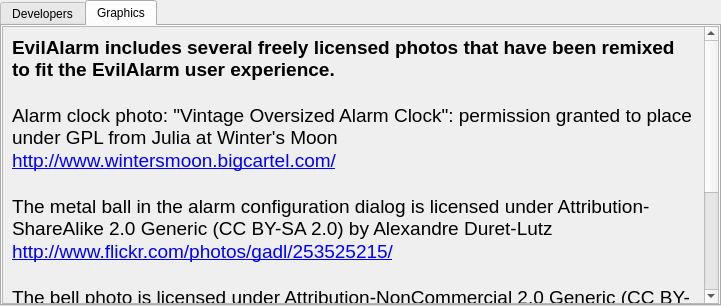
The window that Wakedo/about.ui (cpulvermacher/EvilAlarm) describes before a commit, drawn with Qt 5.
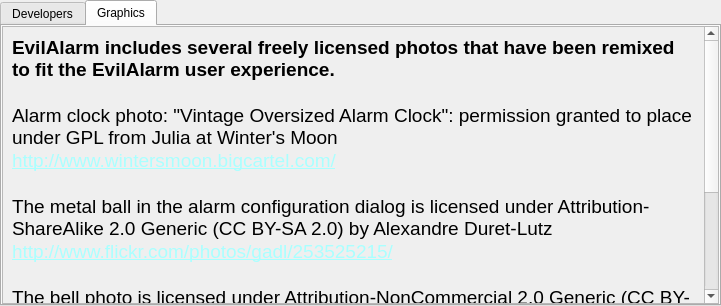
The same window after the commit. The open tabs and pages were chosen to show the change.

Commit message: tweak visuals of about and settings dialogs

```diff
--- a/Wakedo/about.ui
+++ b/Wakedo/about.ui
@@ -13,6 +13,10 @@
   <property name="windowTitle">
    <string>About EvilAlarm</string>
   </property>
+  <property name="styleSheet">
+   <string notr="true">QWidget#About,QTabWidget,\nQScrollArea,QScrollArea&gt;QWidget{background:qlineargradient(spread:pad, x1:1, y1:0, x2:1, y2:1, stop:0 #4b4f59, stop:0.35 #232323, stop:1 #232323);
+color:#aaa; }#tab{background-color:#111;}#tab_2{background-color:#111;}#scrollAreaWidgetContents_3{background-color:#111;}#scrollAreaWidgetContents_2{background-color:#111;}</string>
+  </property>
   <layout class="QVBoxLayout" name="verticalLayout">
    <property name="margin">
     <number>0</number>
@@ -82,6 +86,9 @@
       </layout>
      </widget>
      <widget class="QWidget" name="tab_2">
+      <property name="styleSheet">
+       <string notr="true"/>
+      </property>
       <attribute name="title">
        <string>Graphics</string>
       </attribute>
@@ -114,17 +121,17 @@
 &lt;p style=&quot; margin-top:0px; margin-bottom:0px; margin-left:0px; margin-right:0px; -qt-block-indent:0; text-indent:0px;&quot;&gt;&lt;span style=&quot; font-size:14pt; font-weight:600;&quot;&gt;EvilAlarm includes several freely licensed photos that have been remixed to fit the EvilAlarm user experience.&lt;/span&gt;&lt;/p&gt;
 &lt;p style=&quot;-qt-paragraph-type:empty; margin-top:0px; margin-bottom:0px; margin-left:0px; margin-right:0px; -qt-block-indent:0; text-indent:0px; font-size:14pt;&quot;&gt;&lt;/p&gt;
 &lt;p style=&quot; margin-top:0px; margin-bottom:0px; margin-left:0px; margin-right:0px; -qt-block-indent:0; text-indent:0px;&quot;&gt;&lt;span style=&quot; font-size:14pt;&quot;&gt;Alarm clock photo: &amp;quot;Vintage Oversized Alarm Clock&amp;quot;: permission granted to place under GPL from Julia at Winter's Moon&lt;/span&gt;&lt;/p&gt;
-&lt;p style=&quot; margin-top:0px; margin-bottom:0px; margin-left:0px; margin-right:0px; -qt-block-indent:0; text-indent:0px;&quot;&gt;&lt;a href=&quot;http://www.wintersmoon.bigcartel.com/product/vintage-oversized-alarm-clock&quot;&gt;&lt;span style=&quot; font-size:14pt; text-decoration: underline; color:#0000ff;&quot;&gt;http://www.wintersmoon.bigcartel.com/&lt;/span&gt;&lt;/a&gt;&lt;/p&gt;
-&lt;p style=&quot;-qt-paragraph-type:empty; margin-top:0px; margin-bottom:0px; margin-left:0px; margin-right:0px; -qt-block-indent:0; text-indent:0px; font-size:14pt;&quot;&gt;&lt;/p&gt;
+&lt;p style=&quot; margin-top:0px; margin-bottom:0px; margin-left:0px; margin-right:0px; -qt-block-indent:0; text-indent:0px;&quot;&gt;&lt;a href=&quot;http://www.wintersmoon.bigcartel.com/product/vintage-oversized-alarm-clock&quot;&gt;&lt;span style=&quot; font-size:14pt; text-decoration: underline; color:#aaffff;&quot;&gt;http://www.wintersmoon.bigcartel.com/&lt;/span&gt;&lt;/a&gt;&lt;/p&gt;
+&lt;p style=&quot;-qt-paragraph-type:empty; margin-top:0px; margin-bottom:0px; margin-left:0px; margin-right:0px; -qt-block-indent:0; text-indent:0px; font-size:14pt; color:#aaffff;&quot;&gt;&lt;/p&gt;
 &lt;p style=&quot; margin-top:0px; margin-bottom:0px; margin-left:0px; margin-right:0px; -qt-block-indent:0; text-indent:0px;&quot;&gt;&lt;span style=&quot; font-size:14pt;&quot;&gt;The metal ball in the alarm configuration dialog is licensed under Attribution-ShareAlike 2.0 Generic (CC BY-SA 2.0) by Alexandre Duret-Lutz&lt;/span&gt;&lt;/p&gt;
-&lt;p style=&quot; margin-top:0px; margin-bottom:0px; margin-left:0px; margin-right:0px; -qt-block-indent:0; text-indent:0px;&quot;&gt;&lt;a href=&quot;http://www.flickr.com/photos/gadl/253525215/&quot;&gt;&lt;span style=&quot; font-size:14pt; text-decoration: underline; color:#0000ff;&quot;&gt;http://www.flickr.com/photos/gadl/253525215/&lt;/span&gt;&lt;/a&gt;&lt;/p&gt;
-&lt;p style=&quot;-qt-paragraph-type:empty; margin-top:0px; margin-bottom:0px; margin-left:0px; margin-right:0px; -qt-block-indent:0; text-indent:0px; font-size:14pt;&quot;&gt;&lt;/p&gt;
+&lt;p style=&quot; margin-top:0px; margin-bottom:0px; margin-left:0px; margin-right:0px; -qt-block-indent:0; text-indent:0px;&quot;&gt;&lt;a href=&quot;http://www.flickr.com/photos/gadl/253525215/&quot;&gt;&lt;span style=&quot; font-size:14pt; text-decoration: underline; color:#aaffff;&quot;&gt;http://www.flickr.com/photos/gadl/253525215/&lt;/span&gt;&lt;/a&gt;&lt;/p&gt;
+&lt;p style=&quot;-qt-paragraph-type:empty; margin-top:0px; margin-bottom:0px; margin-left:0px; margin-right:0px; -qt-block-indent:0; text-indent:0px; font-size:14pt; color:#aaffff;&quot;&gt;&lt;/p&gt;
 &lt;p style=&quot; margin-top:0px; margin-bottom:0px; margin-left:0px; margin-right:0px; -qt-block-indent:0; text-indent:0px;&quot;&gt;&lt;span style=&quot; font-size:14pt;&quot;&gt;The bell photo is licensed under Attribution-NonCommercial 2.0 Generic (CC BY-NC 2.0) by Douglas Sprott &lt;/span&gt;&lt;/p&gt;
-&lt;p style=&quot; margin-top:0px; margin-bottom:0px; margin-left:0px; margin-right:0px; -qt-block-indent:0; text-indent:0px;&quot;&gt;&lt;a href=&quot;http://www.flickr.com/photos/dugspr/5207065253/&quot;&gt;&lt;span style=&quot; font-size:14pt; text-decoration: underline; color:#0000ff;&quot;&gt;http://www.flickr.com/photos/dugspr/5207065253/&lt;/span&gt;&lt;/a&gt;&lt;/p&gt;
-&lt;p style=&quot;-qt-paragraph-type:empty; margin-top:0px; margin-bottom:0px; margin-left:0px; margin-right:0px; -qt-block-indent:0; text-indent:0px; font-size:14pt;&quot;&gt;&lt;/p&gt;
+&lt;p style=&quot; margin-top:0px; margin-bottom:0px; margin-left:0px; margin-right:0px; -qt-block-indent:0; text-indent:0px;&quot;&gt;&lt;a href=&quot;http://www.flickr.com/photos/dugspr/5207065253/&quot;&gt;&lt;span style=&quot; font-size:14pt; text-decoration: underline; color:#aaffff;&quot;&gt;http://www.flickr.com/photos/dugspr/5207065253/&lt;/span&gt;&lt;/a&gt;&lt;/p&gt;
+&lt;p style=&quot;-qt-paragraph-type:empty; margin-top:0px; margin-bottom:0px; margin-left:0px; margin-right:0px; -qt-block-indent:0; text-indent:0px; font-size:14pt; color:#aaffff;&quot;&gt;&lt;/p&gt;
 &lt;p style=&quot; margin-top:0px; margin-bottom:0px; margin-left:0px; margin-right:0px; -qt-block-indent:0; text-indent:0px;&quot;&gt;&lt;span style=&quot; font-size:14pt;&quot;&gt;The paper corner is placed under public domain by Benjamin Bois&lt;/span&gt;&lt;/p&gt;
-&lt;p style=&quot; margin-top:0px; margin-bottom:0px; margin-left:0px; margin-right:0px; -qt-block-indent:0; text-indent:0px;&quot;&gt;&lt;a href=&quot;http://www.openclipart.org/detail/7660/paper-corner-by-benbois&quot;&gt;&lt;span style=&quot; font-size:14pt; text-decoration: underline; color:#0000ff;&quot;&gt;http://www.openclipart.org/detail/7660/paper-corner-by-benbois&lt;/span&gt;&lt;/a&gt;&lt;/p&gt;
-&lt;p style=&quot;-qt-paragraph-type:empty; margin-top:0px; margin-bottom:0px; margin-left:0px; margin-right:0px; -qt-block-indent:0; text-indent:0px; font-size:14pt; text-decoration: underline; color:#0000ff;&quot;&gt;&lt;/p&gt;
+&lt;p style=&quot; margin-top:0px; margin-bottom:0px; margin-left:0px; margin-right:0px; -qt-block-indent:0; text-indent:0px;&quot;&gt;&lt;a href=&quot;http://www.openclipart.org/detail/7660/paper-corner-by-benbois&quot;&gt;&lt;span style=&quot; font-size:14pt; text-decoration: underline; color:#aaffff;&quot;&gt;http://www.openclipart.org/detail/7660/paper-corner-by-benbois&lt;/span&gt;&lt;/a&gt;&lt;/p&gt;
+&lt;p style=&quot;-qt-paragraph-type:empty; margin-top:0px; margin-bottom:0px; margin-left:0px; margin-right:0px; -qt-block-indent:0; text-indent:0px; font-size:14pt; text-decoration: underline; color:#aaffff;&quot;&gt;&lt;/p&gt;
 &lt;p style=&quot;-qt-paragraph-type:empty; margin-top:0px; margin-bottom:0px; margin-left:0px; margin-right:0px; -qt-block-indent:0; text-indent:0px; font-size:14pt; text-decoration: underline; color:#0000ff;&quot;&gt;&lt;/p&gt;&lt;/body&gt;&lt;/html&gt;</string>
              </property>
              <property name="wordWrap">
```
Left out of the diff: 22 changed lines with no effect on the pictures. The commit also changes 1 other file.
